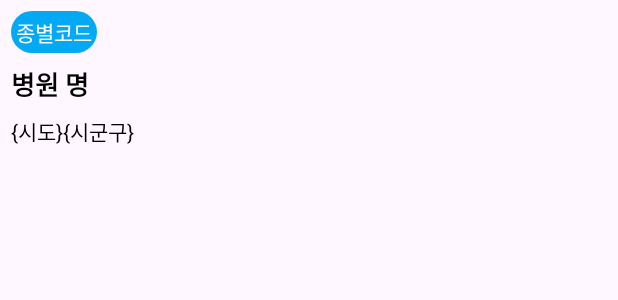
After one commit to urlaubsreif-sumin/hospital-search, an Android app: the layout item_hospital.xml on its own in the app's theme, with its tools: preview values and no code run, on a phone screen of 412 x 824 dp. The commit adds this screen. Shown: the top 300 px of the screen. Run offline under Robolectric (Android 15) with nearby library versions, the phone set to English and light mode, and no system bars.

Commit message:
RecyclerView 추가

```diff
--- /dev/null
+++ b/feature/search/src/main/res/drawable/bg_hospital_code.xml
@@ -0,0 +1,8 @@
+<?xml version="1.0" encoding="utf-8"?>
+<shape xmlns:android="http://schemas.android.com/apk/res/android"
+    android:shape="rectangle">
+
+    <corners android:radius="20dp"/>
+    <solid android:color="#03A9F4"/>
+
+</shape>
--- /dev/null
+++ b/feature/search/src/main/res/layout/item_hospital.xml
@@ -0,0 +1,69 @@
+<?xml version="1.0" encoding="utf-8"?>
+
+<layout xmlns:app="http://schemas.android.com/apk/res-auto">
+    <data>
+        <variable
+            name="hospitalItem"
+            type="com.sumin.feature.search.HospitalItemUiState" />
+    </data>
+
+    <androidx.constraintlayout.widget.ConstraintLayout xmlns:android="http://schemas.android.com/apk/res/android"
+        android:layout_width="match_parent"
+        android:layout_height="wrap_content"
+        android:padding="7dp">
+
+        <TextView
+            android:id="@+id/tv_hospital_code"
+            android:layout_width="wrap_content"
+            android:layout_height="wrap_content"
+            android:padding="3dp"
+            android:textAlignment="center"
+            android:hint="종별코드"
+            android:textColorHint="@color/white"
+            android:text="@{hospitalItem.code}"
+            android:textColor="@color/white"
+            android:background="@drawable/bg_hospital_code"
+            app:layout_constraintTop_toTopOf="parent"
+            app:layout_constraintStart_toStartOf="parent"/>
+
+        <TextView
+            android:id="@+id/tv_hospital_name"
+            android:layout_width="wrap_content"
+            android:layout_height="wrap_content"
+            android:layout_marginTop="7dp"
+            android:hint="병원 명"
+            android:textColorHint="@color/black"
+            android:text="@{hospitalItem.hospitalName}"
+            android:textSize="17sp"
+            android:textStyle="bold"
+            android:textColor="@color/black"
+            app:layout_constraintTop_toBottomOf="@id/tv_hospital_code"
+            app:layout_constraintStart_toStartOf="parent"/>
+
+        <TextView
+            android:id="@+id/tv_sido_addr"
+            android:layout_width="wrap_content"
+            android:layout_height="wrap_content"
+            android:layout_marginTop="7dp"
+            android:hint="{시도}"
+            android:textColorHint="@color/design_default_color_on_secondary"
+            android:text="@{hospitalItem.sidoAddr}"
+            android:textColor="@color/design_default_color_on_secondary"
+            app:layout_constraintTop_toBottomOf="@id/tv_hospital_name"
+            app:layout_constraintStart_toStartOf="parent"/>
+
+        <TextView
+            android:id="@+id/tv_sggu_addr"
+            android:layout_width="wrap_content"
+            android:layout_height="wrap_content"
+            android:layout_marginTop="7dp"
+            android:hint="{시군구}"
+            android:textColorHint="@color/design_default_color_on_secondary"
+            android:text="@{hospitalItem.sgguAddr}"
+            android:textColor="@color/design_default_color_on_secondary"
+            app:layout_constraintTop_toBottomOf="@id/tv_hospital_name"
+            app:layout_constraintStart_toEndOf="@id/tv_sido_addr"/>
+
+
+    </androidx.constraintlayout.widget.ConstraintLayout>
+</layout>
```
Also changed, not shown: feature/search/src/main/java/com/sumin/feature/search/HospitalAdapter.kt (added, +33 -0 lines), feature/search/src/main/java/com/sumin/feature/search/SearchFragment.kt (+20 -16 lines), feature/search/src/main/res/layout/fragment_search.xml (+7 -16 lines).
